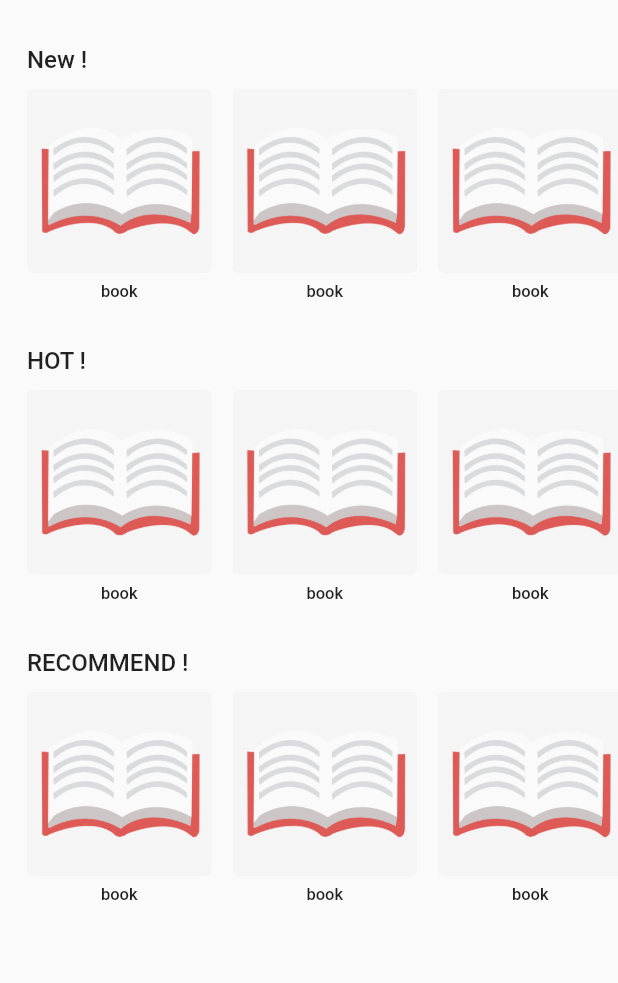
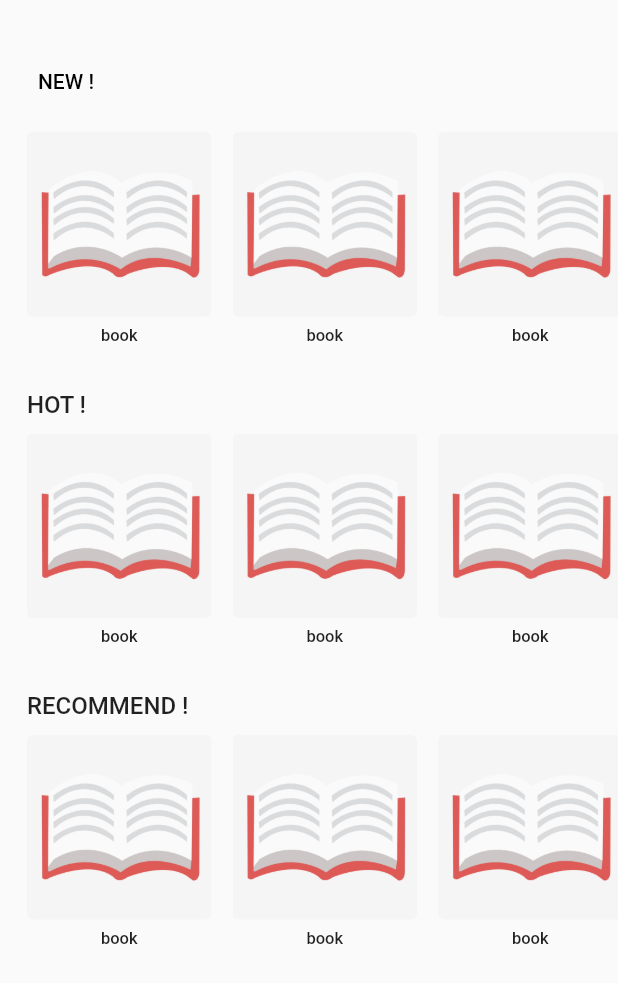
Before and after one commit to worapong2542/booku, a Flutter app: the Home screen opened directly, on a phone screen of 412 x 824 dp. Shown: the top 983 px of the screen. Run offline on Flutter 3.47's test engine with Material 2 defaults, Android fonts, the phone set to English and light mode, and no system bars.

Commit message:
Update home.dart

```diff
--- a/lib/home.dart
+++ b/lib/home.dart
@@ -1,3 +1,4 @@
+import 'package:booku/store.dart';
 import 'package:flutter/material.dart';
 
 class Home extends StatefulWidget {
@@ -75,7 +76,18 @@ class _HomeState extends State<Home> {
           children: <Widget>[
             //1
             SizedBox(height: 30),
-            Header("New !"),
+            FlatButton(
+              padding: EdgeInsets.all(8.0),
+              onPressed: () {
+                Navigator.push(
+                  context,
+                  MaterialPageRoute(
+                      builder: (context) => Store()), //GotoForgotpassword
+                );
+              },
+              textColor: Colors.black,
+              child: Text('NEW !'),
+            ),
             SizedBox(height: 10),
             Callbook(),
             //2
```
